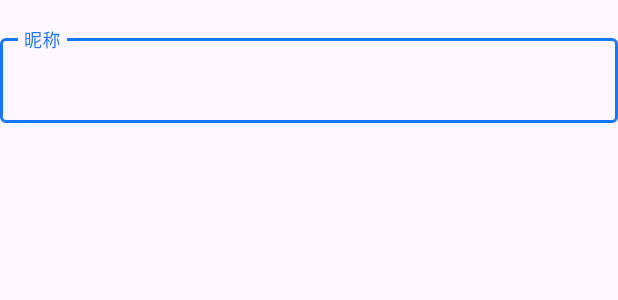
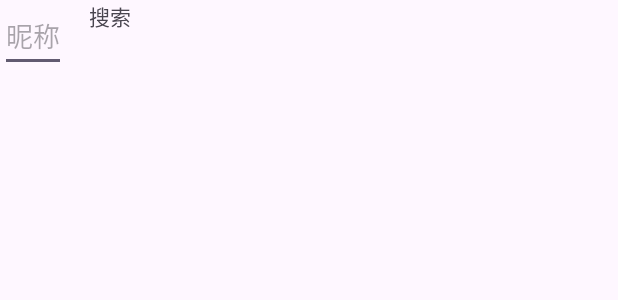
Before and after one commit to CmcOrg-20240131-Android/TeamUp, an Android app: the layout home_contact_find_new.xml on its own in the app's theme, with its tools: preview values and no code run, on a phone screen of 412 x 824 dp. Shown: the top 300 px of the screen. Run offline under Robolectric (Android 15) with nearby library versions, the phone set to English and light mode, and no system bars.

Commit message:
【i】【优化】【代码】

```diff
--- a/app/src/main/java/com/cmcorg20230301/teamup/activity/home/contact/HomeContactFindNewRecycleAdapter.java
+++ b/app/src/main/java/com/cmcorg20230301/teamup/activity/home/contact/HomeContactFindNewRecycleAdapter.java
@@ -40,7 +40,7 @@ public class HomeContactFindNewRecycleAdapter
 
         Glide.with(context).load(avatarUrl).into(holder.homeContactFindNewItemAvatar);
 
-        holder.homeContactFindNewNickname.setText(data.getNickname());
+        holder.homeContactFindNewItemNickname.setText(data.getNickname());
 
     }
 
@@ -48,7 +48,7 @@ public class HomeContactFindNewRecycleAdapter
 
         ImageView homeContactFindNewItemAvatar;
 
-        TextView homeContactFindNewNickname;
+        TextView homeContactFindNewItemNickname;
 
         public ViewHolder(@NonNull View itemView) {
 
@@ -56,7 +56,7 @@ public class HomeContactFindNewRecycleAdapter
 
             homeContactFindNewItemAvatar = itemView.findViewById(R.id.homeContactFindNewItemAvatar);
 
-            homeContactFindNewNickname = itemView.findViewById(R.id.homeContactFindNewSearchNickname);
+            homeContactFindNewItemNickname = itemView.findViewById(R.id.homeContactFindNewItemNickname);
 
         }
 
--- a/app/src/main/res/layout/home_chat_session_content.xml
+++ b/app/src/main/res/layout/home_chat_session_content.xml
@@ -17,6 +17,7 @@
     <com.google.android.flexbox.FlexboxLayout
         android:layout_width="match_parent"
         android:layout_height="wrap_content"
+        app:alignItems="baseline"
         app:flexDirection="row"
         app:layout_flexShrink="0">
 
--- a/app/src/main/res/layout/home_contact_find_new.xml
+++ b/app/src/main/res/layout/home_contact_find_new.xml
@@ -6,18 +6,28 @@
     android:layout_height="match_parent"
     app:flexDirection="column">
 
-    <com.google.android.material.textfield.TextInputLayout
+    <com.google.android.flexbox.FlexboxLayout
         android:layout_width="match_parent"
         android:layout_height="wrap_content"
-        android:layout_marginTop="20dp"
-        android:hint="昵称">
+        app:alignItems="baseline"
+        app:flexDirection="row"
+        app:layout_flexShrink="0">
 
-        <com.google.android.material.textfield.TextInputEditText
+        <EditText
             android:id="@+id/homeContactFindNewSearchNickname"
-            android:layout_width="match_parent"
-            android:layout_height="wrap_content" />
+            android:layout_width="wrap_content"
+            android:layout_height="wrap_content"
+            android:hint="昵称"
+            app:layout_flexGrow="1" />
 
-    </com.google.android.material.textfield.TextInputLayout>
+        <TextView
+            android:id="@+id/homeContactFindNewSearch"
+            android:layout_width="wrap_content"
+            android:layout_height="wrap_content"
+            android:layout_marginLeft="15dp"
+            android:text="搜索" />
+
+    </com.google.android.flexbox.FlexboxLayout>
 
     <androidx.recyclerview.widget.RecyclerView
         android:id="@+id/homeContactFindNewRecyclerView"
```
Also changed, not shown: app/src/main/java/com/cmcorg20230301/teamup/activity/home/contact/HomeContactFindNewActivity.java (+6 -13 lines).
